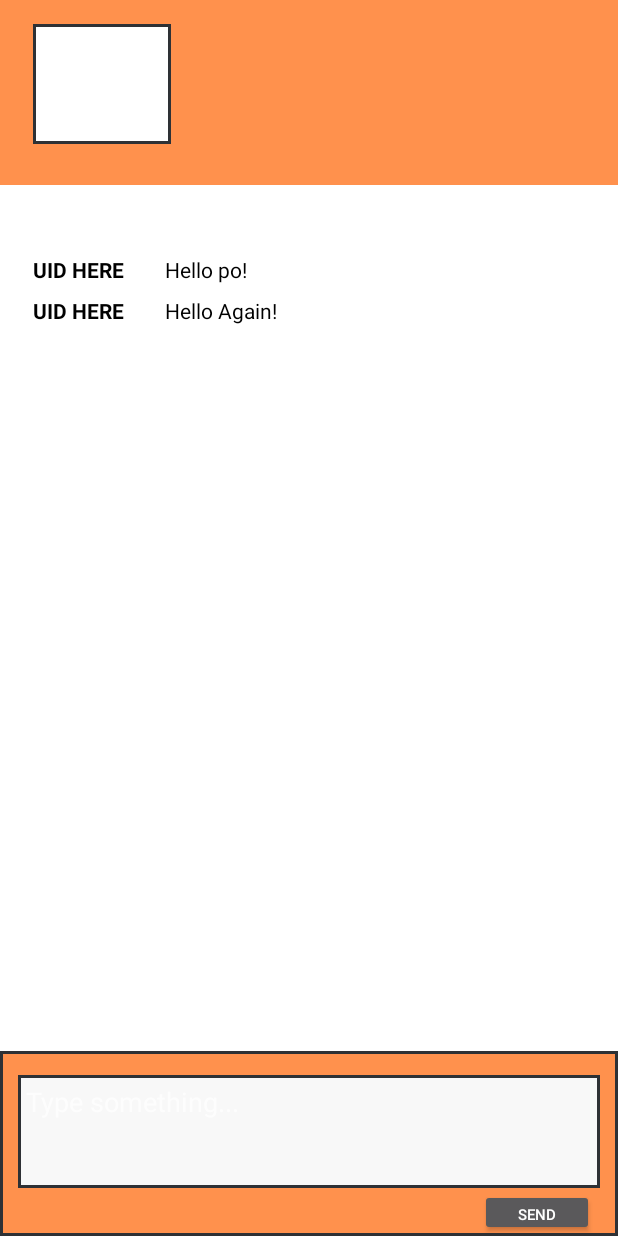
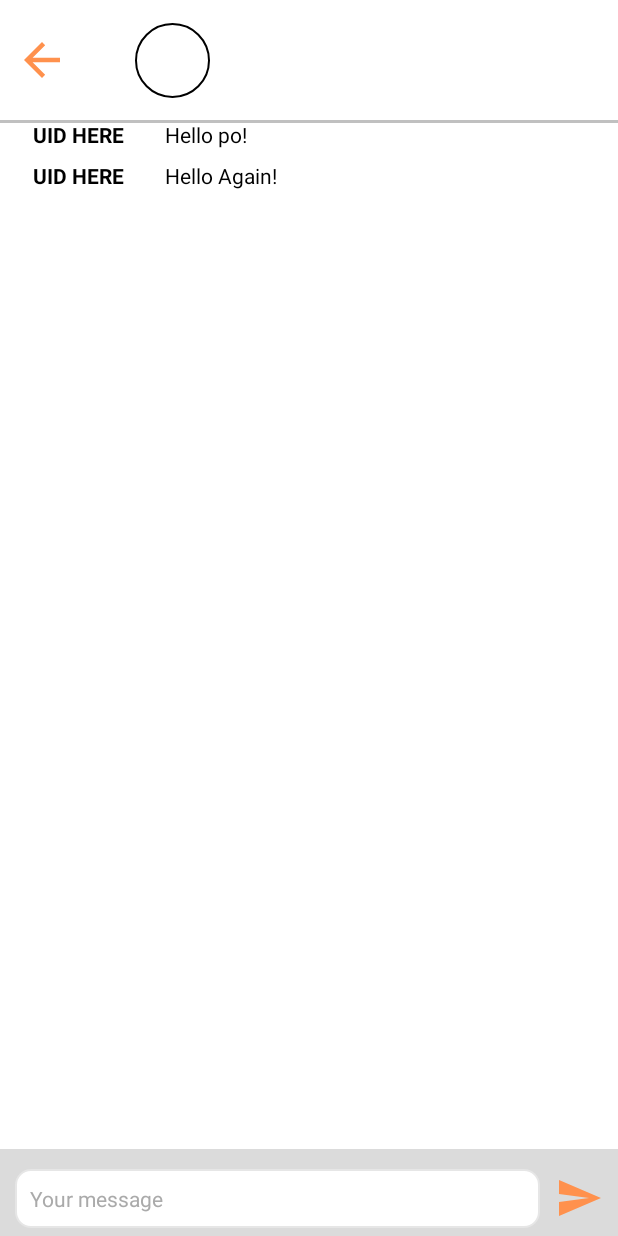
Before and after one commit to Kashkanov/MOBDEVES11G32, an Android app: the ChatActivity screen opened directly, with no data from a screen before it, on a phone screen of 412 x 824 dp. Run offline under Robolectric (Android 15) with nearby library versions, the phone set to English and light mode, and no system bars; our stand-ins replace Firebase (no records; nobody signed in at launch, a user with empty details on screens opened directly); 4 statements that could not run were skipped.

Commit message:
Updated chat layout design

```diff
--- a/app/src/main/java/com/mobdeve/s11/g32/tindergree/Activities/ChatActivity.java
+++ b/app/src/main/java/com/mobdeve/s11/g32/tindergree/Activities/ChatActivity.java
@@ -22,6 +22,7 @@ import com.google.android.gms.tasks.OnCompleteListener;
 import com.google.android.gms.tasks.OnFailureListener;
 import com.google.android.gms.tasks.OnSuccessListener;
 import com.google.android.gms.tasks.Task;
+import com.google.android.material.imageview.ShapeableImageView;
 import com.google.firebase.auth.FirebaseAuth;
 import com.google.firebase.database.DataSnapshot;
 import com.google.firebase.database.DatabaseReference;
@@ -46,7 +47,7 @@ import java.util.Map;
 
 public class ChatActivity extends AppCompatActivity {
 
-    private ImageButton ib_kachatpic;
+    private ShapeableImageView ib_kachatpic;
     private TextView tv_kachatname;
     private TextView tv_kachatdesc;
     private RecyclerView rv_chat;
--- /dev/null
+++ b/app/src/main/res/drawable/back_button_image.xml
@@ -0,0 +1,5 @@
+<vector android:height="36dp" android:tint="#FF914D"
+    android:viewportHeight="24" android:viewportWidth="24"
+    android:width="36dp" xmlns:android="http://schemas.android.com/apk/res/android">
+    <path android:fillColor="@android:color/white" android:pathData="M20,11H7.83l5.59,-5.59L12,4l-8,8 8,8 1.41,-1.41L7.83,13H20v-2z"/>
+</vector>
--- /dev/null
+++ b/app/src/main/res/drawable/chat_profile_bg.xml
@@ -0,0 +1,14 @@
+<?xml version = "1.0" encoding = "utf-8"?>
+<selector xmlns:android = "http://schemas.android.com/apk/res/android">
+    <item android:state_pressed = "false">
+        <shape android:shape = "oval">
+            <stroke android:width="1dp" android:color="#000000" />
+            <solid android:color = "@android:color/transparent"/>
+        </shape>
+    </item>
+    <item android:state_pressed = "true">
+        <shape android:shape = "oval">
+<!--            <solid android:color = "#FFFFFF"/>-->
+        </shape>
+    </item>
+</selector>
--- /dev/null
+++ b/app/src/main/res/drawable/layout_border_gray.xml
@@ -0,0 +1,7 @@
+<?xml version="1.0" encoding="UTF-8"?>
+<shape xmlns:android="http://schemas.android.com/apk/res/android">
+    <solid android:color="#ebebeb"/>
+    <stroke android:width="1dip" android:color="#e6e6e6" />
+    <corners android:radius="10dip"/>
+    <padding android:left="0dip" android:top="0dip" android:right="0dip" android:bottom="0dip" />
+</shape>
--- /dev/null
+++ b/app/src/main/res/drawable/toolbar_icon.xml
@@ -0,0 +1,4 @@
+<?xml version="1.0" encoding="utf-8"?>
+<selector xmlns:android="http://schemas.android.com/apk/res/android">
+
+</selector>
--- a/app/src/main/res/layout/activity_chat.xml
+++ b/app/src/main/res/layout/activity_chat.xml
@@ -10,155 +10,6 @@
 
     <!--TODO:edittext overflow vertical-->
 
-    <androidx.constraintlayout.widget.ConstraintLayout
-        android:id="@+id/cl_chattop"
-        android:layout_width="match_parent"
-
-        android:layout_height="123dp"
-        android:background="#FF914D"
-
-        app:layout_constraintEnd_toEndOf="parent"
-        app:layout_constraintStart_toStartOf="parent"
-        app:layout_constraintTop_toTopOf="parent">
-
-        <ImageButton
-            android:id="@+id/ib_kachatpic"
-            android:layout_width="92dp"
-            android:layout_height="80dp"
-
-            android:background="#FFFFFF"
-            android:foreground="@layout/border_layout"
-            android:scaleType="center"
-            app:layout_constraintStart_toEndOf="@id/guideline14"
-            app:layout_constraintTop_toBottomOf="@id/guideline16"
-            tools:srcCompat="@tools:sample/avatars" />
-
-        <androidx.constraintlayout.widget.Guideline
-            android:id="@+id/guideline14"
-            android:layout_width="wrap_content"
-            android:layout_height="wrap_content"
-            android:orientation="vertical"
-            app:layout_constraintGuide_begin="22dp" />
-
-        <androidx.constraintlayout.widget.Guideline
-            android:id="@+id/guideline16"
-            android:layout_width="wrap_content"
-            android:layout_height="wrap_content"
-            android:orientation="horizontal"
-            app:layout_constraintGuide_begin="16dp" />
-
-        <androidx.constraintlayout.widget.Guideline
-            android:id="@+id/guideline18"
-            android:layout_width="wrap_content"
-            android:layout_height="wrap_content"
-            android:orientation="vertical"
-            app:layout_constraintGuide_begin="135dp" />
-
-        <TextView
-            android:id="@+id/tv_kachatname"
-            android:layout_width="0dp"
-            android:layout_height="wrap_content"
-            android:fontFamily="sans-serif-medium"
-            android:text="TextView"
-            android:textColor="#FFFFFF"
-            android:textSize="25sp"
-            app:layout_constraintEnd_toStartOf="@id/guideline19"
-            app:layout_constraintStart_toEndOf="@id/guideline18"
-            app:layout_constraintTop_toBottomOf="@id/guideline16" />
-
-        <TextView
-            android:id="@+id/tv_kachatdesc"
-            android:layout_width="0dp"
-            android:layout_height="wrap_content"
-            android:layout_marginTop="10dp"
-            android:fontFamily="sans-serif-condensed-light"
-            android:text="TextView"
-            android:textColor="#FFFFFF"
-            android:textSize="15sp"
-            app:layout_constraintEnd_toStartOf="@id/guideline19"
-            app:layout_constraintHorizontal_bias="0.0"
-            app:layout_constraintStart_toEndOf="@id/guideline18"
-            app:layout_constraintTop_toBottomOf="@id/tv_kachatname" />
-
-        <androidx.constraintlayout.widget.Guideline
-            android:id="@+id/guideline19"
-            android:layout_width="wrap_content"
-            android:layout_height="wrap_content"
-            android:orientation="vertical"
-            app:layout_constraintGuide_begin="381dp" />
-    </androidx.constraintlayout.widget.ConstraintLayout>
-
-    <androidx.constraintlayout.widget.ConstraintLayout
-        android:id="@+id/cl_chatbottom"
-        android:layout_width="match_parent"
-
-        android:layout_height="123dp"
-        android:background="#FF914D"
-        android:foreground="@layout/border_layout"
-        app:layout_constraintBottom_toBottomOf="parent"
-        app:layout_constraintEnd_toEndOf="parent"
-        app:layout_constraintHorizontal_bias="1.0"
-        app:layout_constraintStart_toStartOf="parent">
-
-        <EditText
-            android:id="@+id/et_message"
-            android:layout_width="0dp"
-            android:layout_height="0dp"
-            android:background="#FFFFFF"
-            android:backgroundTint="#F8F8F8"
-            android:ems="10"
-            android:foreground="@layout/border_layout"
-            android:gravity="fill_horizontal|top|left"
-            android:hint="Type something..."
-            android:includeFontPadding="true"
-            android:inputType="textPersonName"
-            android:overScrollMode="ifContentScrolls"
-            android:padding="5dp"
-            android:textColor="#000000"
-            app:layout_constraintBottom_toTopOf="@id/guideline23"
-            app:layout_constraintEnd_toEndOf="@id/guideline21"
-            app:layout_constraintStart_toEndOf="@id/guideline20"
-            app:layout_constraintTop_toBottomOf="@id/guideline22" />
-
-        <androidx.constraintlayout.widget.Guideline
-            android:id="@+id/guideline20"
-            android:layout_width="wrap_content"
-            android:layout_height="wrap_content"
-            android:orientation="vertical"
-            app:layout_constraintGuide_begin="12dp" />
-
-        <androidx.constraintlayout.widget.Guideline
-            android:id="@+id/guideline21"
-            android:layout_width="wrap_content"
-            android:layout_height="wrap_content"
-            android:orientation="vertical"
-            app:layout_constraintGuide_end="12dp" />
-
-        <androidx.constraintlayout.widget.Guideline
-            android:id="@+id/guideline22"
-            android:layout_width="wrap_content"
-            android:layout_height="wrap_content"
-            android:orientation="horizontal"
-            app:layout_constraintGuide_begin="16dp" />
-
-        <androidx.constraintlayout.widget.Guideline
-            android:id="@+id/guideline23"
-            android:layout_width="wrap_content"
-            android:layout_height="wrap_content"
-            android:orientation="horizontal"
-            app:layout_constraintGuide_end="32dp" />
-
-        <Button
-            android:id="@+id/btn_sendmessage"
-            android:layout_width="76dp"
-            android:layout_height="31dp"
-            android:layout_marginEnd="4dp"
-            android:text="Send"
-            android:textSize="10sp"
-            app:layout_constraintBottom_toBottomOf="parent"
-            app:layout_constraintEnd_toStartOf="@id/guideline21"
-            app:layout_constraintTop_toBottomOf="@id/guideline23" />
-    </androidx.constraintlayout.widget.ConstraintLayout>
 
     <androidx.constraintlayout.widget.Guideline
         android:id="@+id/guideline24"
@@ -175,23 +26,163 @@
         app:layout_constraintGuide_end="22dp" />
 
     <androidx.recyclerview.widget.RecyclerView
+        android:id="@+id/rv_chat"
+        android:layout_width="0dp"
+        android:layout_height="0dp"
+        android:scrollbars="vertical"
+        app:layout_constraintBottom_toTopOf="@+id/guideline6"
+        app:layout_constraintEnd_toStartOf="@+id/guideline25"
+        app:layout_constraintHorizontal_bias="0.0"
+        app:layout_constraintStart_toStartOf="@+id/guideline24"
+        app:layout_constraintTop_toBottomOf="@+id/cl_chat_toolbar"
+        app:layout_constraintVertical_bias="0.0" />
+
+    <androidx.constraintlayout.widget.ConstraintLayout
+        android:id="@+id/cl_chat_toolbar"
+        android:layout_width="0dp"
+        android:layout_height="wrap_content"
+        app:layout_constraintEnd_toEndOf="parent"
+        app:layout_constraintStart_toStartOf="parent"
+        app:layout_constraintTop_toTopOf="parent">
+
+        <androidx.appcompat.widget.Toolbar
+            android:id="@+id/chat_toolbar"
+            android:layout_width="match_parent"
+            android:layout_height="80dp"
+            android:background="@color/white"
+            android:backgroundTint="@color/white"
+            android:paddingTop="16dp"
+            android:theme="@style/ToolbarTheme"
+            app:layout_constraintEnd_toEndOf="parent"
+            app:layout_constraintHorizontal_bias="1.0"
+            app:layout_constraintStart_toStartOf="parent"
+            app:layout_constraintTop_toTopOf="parent"
+            app:navigationIcon="?attr/homeAsUpIndicator">
+
+
+        </androidx.appcompat.widget.Toolbar>
+
+        <TextView
+            android:id="@+id/tv_kachatname"
+            android:layout_width="0dp"
+            android:layout_height="wrap_content"
+            android:layout_marginStart="15dp"
+            android:fontFamily="sans-serif-medium"
+            android:text="TextView"
+            android:textColor="@color/black"
+            android:textSize="20sp"
+            app:layout_constraintBottom_toBottomOf="parent"
+            app:layout_constraintStart_toEndOf="@+id/ib_kachatpic"
+            app:layout_constraintTop_toTopOf="parent"
+            app:layout_constraintVertical_bias="0.45" />
+
+
+        <com.google.android.material.imageview.ShapeableImageView
+            android:id="@+id/ib_kachatpic"
+            android:layout_width="50dp"
+            android:layout_height="50dp"
+
+            android:layout_marginStart="90dp"
+            android:foreground="@drawable/chat_profile_bg"
+            android:scaleType="center"
+            app:layout_constraintBottom_toBottomOf="parent"
+            app:layout_constraintStart_toStartOf="@+id/chat_toolbar"
+            app:layout_constraintTop_toTopOf="parent"
+            app:shapeAppearanceOverlay="@style/Circular"
+            app:srcCompat="@null" />
+
+        <TextView
+            android:id="@+id/tv_kachatdesc"
+            android:layout_width="0dp"
+            android:layout_height="wrap_content"
+            android:fontFamily="sans-serif-condensed-light"
+            android:text="TextView"
+            android:textColor="@color/black"
+            android:textSize="15sp"
+            android:visibility="gone"
+            app:layout_constraintBottom_toBottomOf="@+id/chat_toolbar"
+            app:layout_constraintStart_toEndOf="@+id/tv_kachatname"
+            app:layout_constraintTop_toTopOf="parent" />
+
+    </androidx.constraintlayout.widget.ConstraintLayout>
+
+    <View
+        android:id="@+id/view"
+        android:layout_width="0dp"
+        android:layout_height="2dp"
+        android:background="#c0c0c0"
+        app:layout_constraintEnd_toEndOf="parent"
+        app:layout_constraintStart_toStartOf="parent"
+        app:layout_constraintTop_toBottomOf="@+id/cl_chat_toolbar" />
+
+    <androidx.recyclerview.widget.RecyclerView
         android:id="@+id/rv_convoarea"
         android:layout_width="0dp"
         android:layout_height="0dp"
         android:background="#FFFFFF"
         android:backgroundTint="#FFFFFF"
-        app:layout_constraintBottom_toTopOf="@id/cl_chatbottom"
         app:layout_constraintEnd_toStartOf="@id/guideline25"
+        app:layout_constraintHorizontal_bias="0.0"
         app:layout_constraintStart_toEndOf="@id/guideline24"
-        app:layout_constraintTop_toBottomOf="@id/cl_chattop" />
+        app:layout_constraintTop_toTopOf="@+id/guideline6" />
 
-    <androidx.recyclerview.widget.RecyclerView
-        android:id="@+id/rv_chat"
+    <androidx.constraintlayout.widget.Guideline
+        android:id="@+id/guideline6"
+        android:layout_width="wrap_content"
+        android:layout_height="wrap_content"
+        android:orientation="horizontal"
+        app:layout_constraintGuide_begin="0dp"
+        app:layout_constraintGuide_percent="0.93" />
+
+    <androidx.constraintlayout.widget.Guideline
+        android:id="@+id/guideline7"
+        android:layout_width="wrap_content"
+        android:layout_height="wrap_content"
+        android:orientation="vertical"
+        app:layout_constraintGuide_begin="0dp"
+        app:layout_constraintGuide_percent="0.85" />
+
+    <androidx.constraintlayout.widget.ConstraintLayout
         android:layout_width="0dp"
-        android:layout_height="484dp"
-        android:scrollbars="vertical"
-        app:layout_constraintBottom_toTopOf="@+id/cl_chatbottom"
-        app:layout_constraintEnd_toStartOf="@+id/guideline25"
-        app:layout_constraintStart_toStartOf="@+id/guideline24"
-        app:layout_constraintTop_toBottomOf="@+id/cl_chattop" />
+        android:layout_height="0dp"
+        android:background="@color/lightGray"
+        app:layout_constraintBottom_toBottomOf="parent"
+        app:layout_constraintEnd_toEndOf="parent"
+        app:layout_constraintStart_toStartOf="parent"
+        app:layout_constraintTop_toTopOf="@+id/rv_convoarea">
+
+        <EditText
+            android:id="@+id/et_message"
+            android:layout_width="0dp"
+            android:layout_height="wrap_content"
+            android:layout_marginStart="10dp"
+            android:layout_marginEnd="10dp"
+            android:layout_marginBottom="5dp"
+            android:background="@drawable/layout_border"
+            android:ems="10"
+            android:hint="Your message"
+            android:inputType="textPersonName"
+            android:padding="10dp"
+            android:paddingLeft="5dp"
+            android:textColor="@color/black"
+            android:textColorHint="@android:color/darker_gray"
+            android:textSize="14sp"
+            app:layout_constraintBottom_toBottomOf="parent"
+            app:layout_constraintEnd_toStartOf="@+id/btn_sendmessage"
+            app:layout_constraintStart_toStartOf="parent"
+            app:layout_constraintTop_toTopOf="parent"
+            app:layout_constraintVertical_bias="1.0" />
+
+        <ImageView
+            android:id="@+id/btn_sendmessage"
+            android:layout_width="32dp"
+            android:layout_height="32dp"
+            android:layout_marginEnd="10dp"
+            app:layout_constraintBottom_toBottomOf="parent"
+            app:layout_constraintEnd_toEndOf="parent"
+            app:layout_constraintTop_toTopOf="parent"
+            app:layout_constraintVertical_bias="0.65"
+            app:srcCompat="@drawable/ic_baseline_send_24" />
+    </androidx.constraintlayout.widget.ConstraintLayout>
+
 </androidx.constraintlayout.widget.ConstraintLayout>
--- a/app/src/main/res/values/themes.xml
+++ b/app/src/main/res/values/themes.xml
@@ -23,4 +23,8 @@
         <item name="android:statusBarColor">@color/orangeAppColor</item>
     </style>
 
+    <style name="ToolbarTheme" parent="android:Theme.Holo">
+        <item name="android:homeAsUpIndicator">@drawable/back_button_image</item>
+    </style>
+
 </resources>
```
Lines whose indentation alone changed are shown as unchanged.
